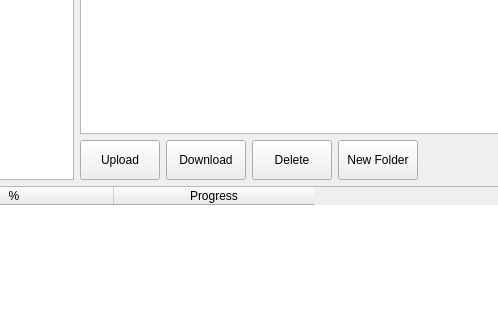
Old version of the form mainwindow.ui in the repository spellr/glacier-client; both pictures show x 496 to 994 and y 135 to 455 of the 1146 by 686 pixel window.
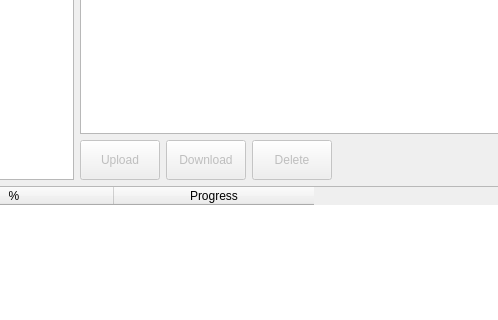
New version of the form.

Commit message:
Added download button
And disable as needed

What changed in the file:
```diff
--- a/mainwindow.ui
+++ b/mainwindow.ui
@@ -187,6 +187,9 @@
            <layout class="QHBoxLayout" name="horizontalLayout_9">
             <item>
              <widget class="QPushButton" name="pushButton_7">
+              <property name="enabled">
+               <bool>false</bool>
+              </property>
               <property name="minimumSize">
                <size>
                 <width>0</width>
@@ -199,7 +202,10 @@
              </widget>
             </item>
             <item>
-             <widget class="QPushButton" name="pushButton_6">
+             <widget class="QPushButton" name="download_btn">
+              <property name="enabled">
+               <bool>false</bool>
+              </property>
               <property name="minimumSize">
                <size>
                 <width>0</width>
@@ -209,10 +215,19 @@
               <property name="text">
                <string>Download</string>
               </property>
+              <property name="default">
+               <bool>false</bool>
+              </property>
+              <property name="flat">
+               <bool>false</bool>
+              </property>
              </widget>
             </item>
             <item>
              <widget class="QPushButton" name="pushButton">
+              <property name="enabled">
+               <bool>false</bool>
+              </property>
               <property name="minimumSize">
                <size>
                 <width>0</width>
@@ -224,19 +239,6 @@
               </property>
              </widget>
             </item>
-            <item>
-             <widget class="QPushButton" name="pushButton_2">
-              <property name="minimumSize">
-               <size>
-                <width>0</width>
-                <height>40</height>
-               </size>
-              </property>
-              <property name="text">
-               <string>New Folder</string>
-              </property>
-             </widget>
-            </item>
             <item>
              <spacer name="horizontalSpacer_3">
               <property name="orientation">
```
The commit also changes 3 other files.
